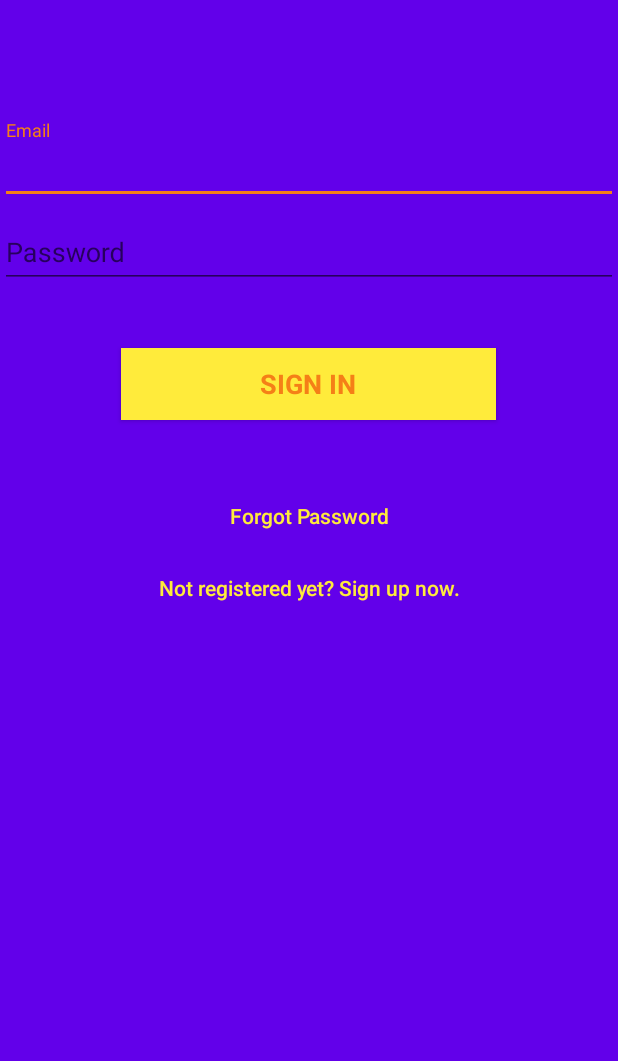
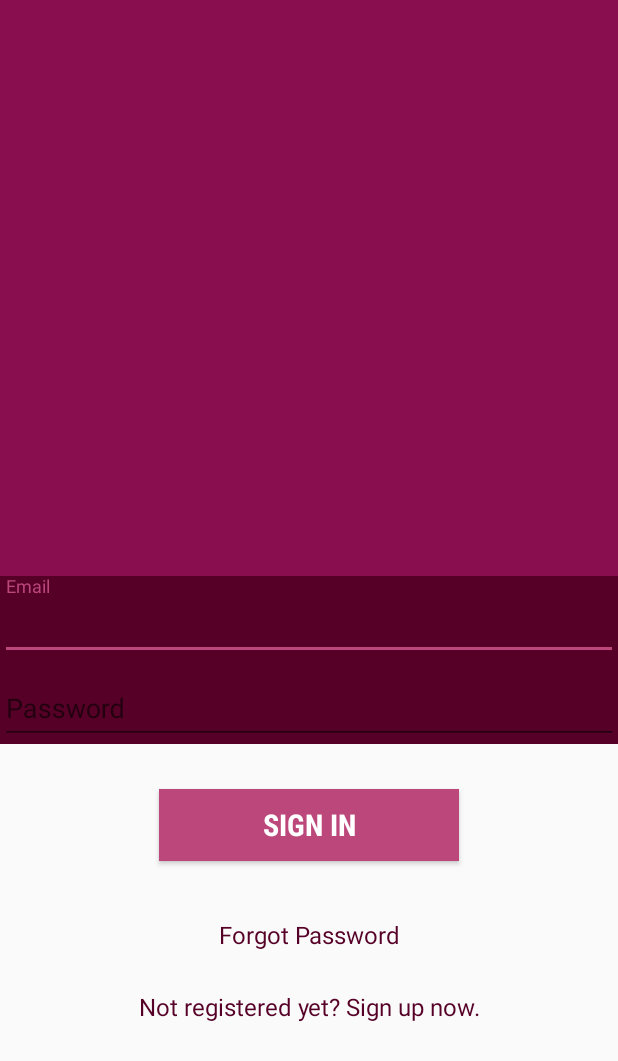
Before and after one commit to evillatoro/SnapFix, an Android app: the screen it shows after launch (LoginActivity), after a tap on "SIGN IN", on a phone screen of 412 x 824 dp. Shown: the top 1061 px of the screen. Run offline under Robolectric (Android 15) with nearby library versions, the phone set to English and light mode, and no system bars; our stand-ins replace Firebase (no records; nobody signed in at launch, a user with empty details on screens opened directly).

Commit message:
made changes to login screen ui

```diff
--- a/app/src/main/java/edwinvillatoro/snapfix/LoginActivity.java
+++ b/app/src/main/java/edwinvillatoro/snapfix/LoginActivity.java
@@ -25,49 +25,49 @@ import com.google.firebase.database.FirebaseDatabase;
 import com.google.firebase.database.ValueEventListener;
 
 public class LoginActivity extends AppCompatActivity {
+
     private static final String TAG = "LoginActivity";
-    private EditText emailText, passwordText;
-    private Button loginButton, resetButton, registerButton;
+    private EditText mEmailInput, mPasswordInput;
+    private Button mBtnLogin, mBtnReset, mBtnRegister;
     private FirebaseAuth auth;
+    private DatabaseReference mUsersReference;
+    private FirebaseUser mCurrentUser;
 
-    private FirebaseDatabase database;
-    DatabaseReference root = FirebaseDatabase.getInstance().getReference();
-    DatabaseReference users = root.child("users");
-    private FirebaseUser currentUser;
     @Override
     protected void onCreate(Bundle savedInstanceState) {
         super.onCreate(savedInstanceState);
         setContentView(R.layout.activity_login);
 
+        mEmailInput = (EditText) findViewById(R.id.email);
+        mPasswordInput = (EditText) findViewById(R.id.password);
+        mBtnRegister = (Button) findViewById(R.id.register_button);
+        mBtnLogin = (Button) findViewById(R.id.login_button);
+        mBtnReset = (Button) findViewById(R.id.reset_button);
+
+        // initialze a database reference pointing at the users
+        mUsersReference = FirebaseDatabase.getInstance().getReference().child("users");
+        // initialize FirebaseAuth instance
         auth = FirebaseAuth.getInstance();
-
+        // don't have to sign in if never signed out
         if(auth.getCurrentUser() != null) {
             startActivity(new Intent(LoginActivity.this, MainActivity.class));
             finish();
         }
 
-        emailText = (EditText) findViewById(R.id.email);
-        passwordText = (EditText) findViewById(R.id.password);
-        registerButton = (Button) findViewById(R.id.register_button);
-        loginButton = (Button) findViewById(R.id.login_button);
-        resetButton = (Button) findViewById(R.id.reset_button);
-
-        registerButton.setOnClickListener(new View.OnClickListener() {
+        mBtnRegister.setOnClickListener(new View.OnClickListener() {
             @Override
             public void onClick(View v) {
-                startActivity(new Intent(getApplicationContext(), SignupActivity.class));
+                startActivity(new Intent(LoginActivity.this, SignupActivity.class));
                 finish();
             }
         });
-
-        loginButton.setOnClickListener(new View.OnClickListener() {
+        mBtnLogin.setOnClickListener(new View.OnClickListener() {
             @Override
             public void onClick(View v) {
                 launchLoginIntent();
             }
         });
-
-        resetButton.setOnClickListener(new View.OnClickListener() {
+        mBtnReset.setOnClickListener(new View.OnClickListener() {
             @Override
             public void onClick(View v) {
                 launchSendEmailIntent();
@@ -75,16 +75,17 @@ public class LoginActivity extends AppCompatActivity {
         });
     }
 
+
     private void launchLoginIntent() {
-        String email = emailText.getText().toString().trim();
-        String password = passwordText.getText().toString().trim();
+        String email = mEmailInput.getText().toString().trim();
+        String password = mPasswordInput.getText().toString().trim();
 
         if(TextUtils.isEmpty(email)) {
-            Toast.makeText(getApplicationContext(), "Email address is required", Toast.LENGTH_SHORT).show();
+            Toast.makeText(this, R.string.require_email, Toast.LENGTH_SHORT).show();
             return;
         }
         if(TextUtils.isEmpty(password)) {
-            Toast.makeText(getApplicationContext(), "Password is required", Toast.LENGTH_SHORT).show();
+            Toast.makeText(this, R.string.require_password, Toast.LENGTH_SHORT).show();
             return;
         }
 
@@ -93,20 +94,24 @@ public class LoginActivity extends AppCompatActivity {
                     @Override
                     public void onComplete(@NonNull Task<AuthResult> task) {
                         if(!task.isSuccessful()) {
-                            Toast.makeText(LoginActivity.this, "Authentication Failed", Toast.LENGTH_SHORT).show();
+                            Toast.makeText(LoginActivity.this, R.string.login_fail,
+                                    Toast.LENGTH_SHORT).show();
                         } else {
                             //look up user type
-                            currentUser = FirebaseAuth.getInstance().getCurrentUser();
-                            final String id = currentUser.getUid();
-                            users.addListenerForSingleValueEvent(new ValueEventListener() {
+                            mCurrentUser = auth.getCurrentUser();
+                            final String id = mCurrentUser.getUid();
+                            mUsersReference.addListenerForSingleValueEvent(new ValueEventListener() {
                                 @Override
                                 public void onDataChange(DataSnapshot dataSnapshot) {
-                                    String accountType = (String)dataSnapshot.child(id).child("type").getValue();
-                                    Intent goToMainActivityIntent = new Intent(LoginActivity.this, MainActivity.class);
+                                    String accountType = (String) dataSnapshot.child(id)
+                                            .child("type").getValue();
+                                    Intent goToMainActivityIntent = new Intent(LoginActivity.this,
+                                            MainActivity.class);
                                     if (accountType == null) {
                                         goToMainActivityIntent.putExtra("userType", "user");
                                         goToMainActivityIntent.putExtra("userID", id);
                                         startActivity(goToMainActivityIntent);
+                                        finish();
                                     } else {
                                         // else the account is a worker or manager
                                         Log.d(TAG, "account is a " + accountType);
@@ -116,13 +121,11 @@ public class LoginActivity extends AppCompatActivity {
                                         finish();
                                     }
                                 }
-
                                 @Override
                                 public void onCancelled(DatabaseError databaseError) {
 
                                 }
                             });
-                            finish();
                         }
                     }
                 });
@@ -140,26 +143,29 @@ public class LoginActivity extends AppCompatActivity {
                 dialog.cancel();
             }
         });
+
+        // TODO : fix bug when click "OK" but input is empty
         builder.setPositiveButton("OK", new DialogInterface.OnClickListener() {
             @Override
             public void onClick(DialogInterface dialog, int which) {
                 String email = inputScreen.getText().toString().trim();
-
-                if(TextUtils.isEmpty(email)) {
-                    Toast.makeText(LoginActivity.this, "Email is not yet registered.", Toast.LENGTH_SHORT).show();
-                }
-
+                if(!TextUtils.isEmpty(email)) {
                     auth.sendPasswordResetEmail(email)
                             .addOnCompleteListener(new OnCompleteListener<Void>() {
                                 @Override
                                 public void onComplete(@NonNull Task<Void> task) {
                                     if(task.isSuccessful()) {
-                                    Toast.makeText(LoginActivity.this, "An email has been sent with instructions for resetting password.", Toast.LENGTH_LONG).show();
+                                        Toast.makeText(LoginActivity.this, R.string.reset_email_success,
+                                                Toast.LENGTH_LONG).show();
                                     } else {
-                                    Toast.makeText(LoginActivity.this, "Failed to send reset email. Please try again.", Toast.LENGTH_LONG).show();
+                                        Toast.makeText(LoginActivity.this, R.string.reset_email_fail,
+                                                Toast.LENGTH_LONG).show();
                                     }
                                 }
                             });
+                }
+                dialog.cancel();
+
             }
         });
         builder.create().show();
--- a/app/src/main/res/layout/activity_login.xml
+++ b/app/src/main/res/layout/activity_login.xml
@@ -1,78 +1,100 @@
 <?xml version="1.0" encoding="utf-8"?>
 <LinearLayout xmlns:android="http://schemas.android.com/apk/res/android"
-    xmlns:app="http://schemas.android.com/apk/res-auto"
     xmlns:tools="http://schemas.android.com/tools"
     android:layout_width="match_parent"
     android:layout_height="match_parent"
     android:orientation="vertical"
-    android:background="@color/background"
+    android:weightSum="4"
     tools:context="edwinvillatoro.snapfix.SignupActivity">
 
+    <LinearLayout
+        android:layout_width="match_parent"
+        android:layout_height="wrap_content"
+        android:orientation="vertical"
+        android:background="@color/colorPrimary"
+        android:gravity="bottom"
+        android:layout_weight="3">
 
         <android.support.design.widget.TextInputLayout
             android:layout_width="match_parent"
             android:layout_height="wrap_content"
-        android:layout_marginTop="80dp">
+            android:background="@color/colorPrimaryDark">
 
             <EditText
                 android:layout_width="match_parent"
                 android:layout_height="wrap_content"
                 android:id="@+id/email"
-            android:hint="Email"
+                android:hint="@string/email_hint"
+                android:fontFamily="sans-serif"
                 android:textColor="@color/white"
-            android:textColorHint="@color/colorAccent"
+                android:textColorHint="@color/white"
                 android:inputType="textEmailAddress"
                 android:maxLines="1" />
         </android.support.design.widget.TextInputLayout>
 
         <android.support.design.widget.TextInputLayout
             android:layout_width="match_parent"
-        android:layout_height="wrap_content">
+            android:layout_height="wrap_content"
+            android:background="@color/colorPrimaryDark">
 
             <EditText
                 android:layout_width="match_parent"
                 android:layout_height="wrap_content"
                 android:id="@+id/password"
                 android:textColor="@color/white"
-            android:textColorHint="@color/colorAccent"
-            android:hint="Password"
+                android:textColorHint="@color/white"
+                android:hint="@string/password_hint"
+                android:fontFamily="sans-serif"
                 android:inputType="textPassword"
                 android:maxLines="1"
                 />
         </android.support.design.widget.TextInputLayout>
+    </LinearLayout>
 
 
     <Button
         android:id="@+id/login_button"
-        style="?android:textAppearanceSmall"
-        android:layout_width="250dp"
+        android:layout_width="200dp"
         android:layout_height="wrap_content"
+        android:layout_marginTop="30dp"
+        android:layout_marginBottom="25dp"
         android:layout_gravity="center_horizontal"
-        android:layout_marginTop="40dp"
-        android:text="Sign In"
-        android:textSize="18dp"
-        android:background="@color/colorPrimary"
-        android:textColor="@color/colorAccent"
-        android:textStyle="bold" />
+        android:text="@string/login_btn"
+        android:textSize="20sp"
+        android:background="@color/colorAccent"
+        android:textColor="@color/white"
+        android:textStyle="bold"
+        android:fontFamily="sans-serif-condensed"/>
+
+
+    <LinearLayout
+        android:layout_width="match_parent"
+        android:layout_height="wrap_content"
+        android:orientation="vertical"
+        android:layout_weight="1">
 
         <Button
+            android:id="@+id/reset_button"
             android:layout_width="match_parent"
             android:layout_height="wrap_content"
-        android:id="@+id/reset_button"
-        android:layout_marginTop="40dp"
             android:background="@null"
-        android:text="Forgot Password"
+            android:text="@string/forgot_password_prompt"
             android:textAllCaps="false"
-        android:textColor="@color/colorPrimary"
-        />
+            android:textSize="16sp"
+            android:textColor="@color/colorPrimaryDark"
+            android:fontFamily="sans-serif" />
 
         <Button
             android:id="@+id/register_button"
             android:layout_width="fill_parent"
             android:layout_height="wrap_content"
             android:background="@null"
-        android:text="Not registered yet? Sign up now."
+            android:text="@string/register_prompt"
             android:textAllCaps="false"
-        android:textColor="@color/colorPrimary" />
+            android:textSize="16sp"
+            android:textColor="@color/colorPrimaryDark"
+            android:fontFamily="sans-serif"/>
 
     </LinearLayout>
+
+</LinearLayout>
--- a/app/src/main/res/layout/activity_signup.xml
+++ b/app/src/main/res/layout/activity_signup.xml
@@ -5,7 +5,7 @@
     android:layout_width="match_parent"
     android:layout_height="match_parent"
     android:orientation="vertical"
-    android:background="@color/colorAccent"
+    android:background="@color/white"
     tools:context="edwinvillatoro.snapfix.SignupActivity">
 
 
@@ -49,8 +49,8 @@
         android:layout_marginTop="40dp"
         android:text="Register"
         android:textSize="18dp"
-        android:background="@color/background"
-        android:textColor="@color/colorPrimary"
+        android:background="@color/white"
+        android:textColor="@color/white"
         android:textStyle="bold" />
 
     <Button
@@ -61,6 +61,6 @@
         android:background="@null"
         android:text="Already have an account? Sign in now."
         android:textAllCaps="false"
-        android:textColor="@color/colorPrimary" />
+        android:textColor="@color/white" />
 
 </LinearLayout>
--- a/app/src/main/res/layout/nav_header.xml
+++ b/app/src/main/res/layout/nav_header.xml
@@ -9,7 +9,7 @@
     android:paddingLeft="@dimen/activity_horizontal_margin"
     android:paddingRight="@dimen/activity_horizontal_margin"
     android:paddingTop="@dimen/activity_vertical_margin"
-    android:background="@color/colorPrimary"
+    android:background="@color/white"
     android:theme="@style/AppTheme">
 
     <ImageView
--- a/app/src/main/res/values/colors.xml
+++ b/app/src/main/res/values/colors.xml
@@ -1,9 +1,9 @@
 <?xml version="1.0" encoding="utf-8"?>
 <resources>
-    <color name="colorPrimary">#FFEB3B</color>
-    <color name="colorPrimaryDark">#3F51B5</color>
-    <color name="colorAccent">#F57F17</color>
+    <color name="colorPrimary">#880e4f</color>
+    <color name="colorPrimaryDark">#560027</color>
+    <color name="colorAccent">#bc477b</color>
     <color name="white">#FFFFFF</color>
-    <color name="background">#6200EA</color>
+    <color name="black">#000000</color>
     <color name="light_gray">#cfd8dc</color>
 </resources>
--- a/app/src/main/res/values/strings.xml
+++ b/app/src/main/res/values/strings.xml
@@ -5,5 +5,15 @@
     <string name="gallery_btn">Gallery</string>
     <string name="camera_btn">Camera</string>
     <string name="no_picture_btn">No Picture</string>
+    <string name="register_prompt">Not registered yet? Sign up now.</string>
+    <string name="forgot_password_prompt">Forgot Password</string>
+    <string name="email_hint">Email</string>
+    <string name="password_hint">Password</string>
+    <string name="login_btn">Sign In</string>
+    <string name="reset_email_success">"An email has been sent with instructions for resetting password."</string>
+    <string name="reset_email_fail">"Failed to send reset email. Please try again."</string>
+    <string name="require_email">Email address is required</string>
+    <string name="require_password">Password is required (more than 6 chars)</string>
+    <string name="login_fail">Authentication failed. Please try again.</string>
 
 </resources>
```
Lines whose indentation alone changed are shown as unchanged.
